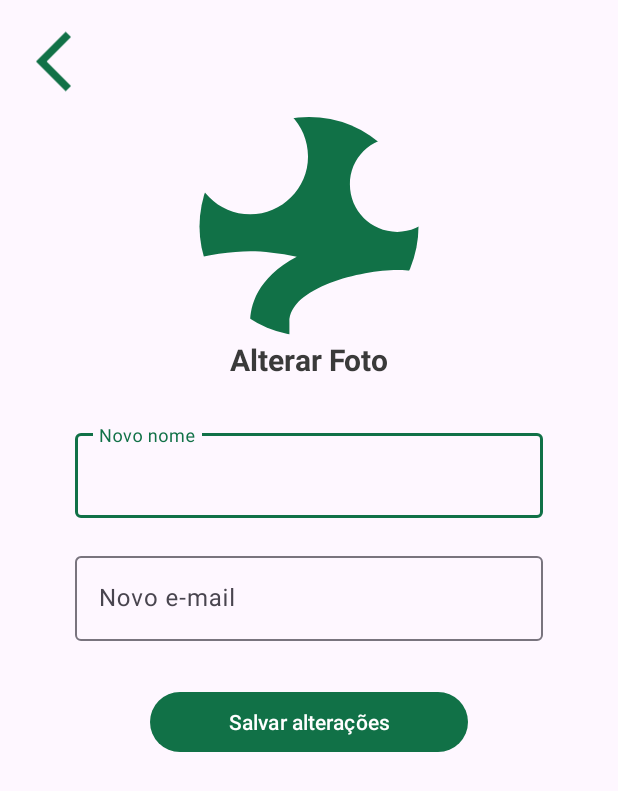
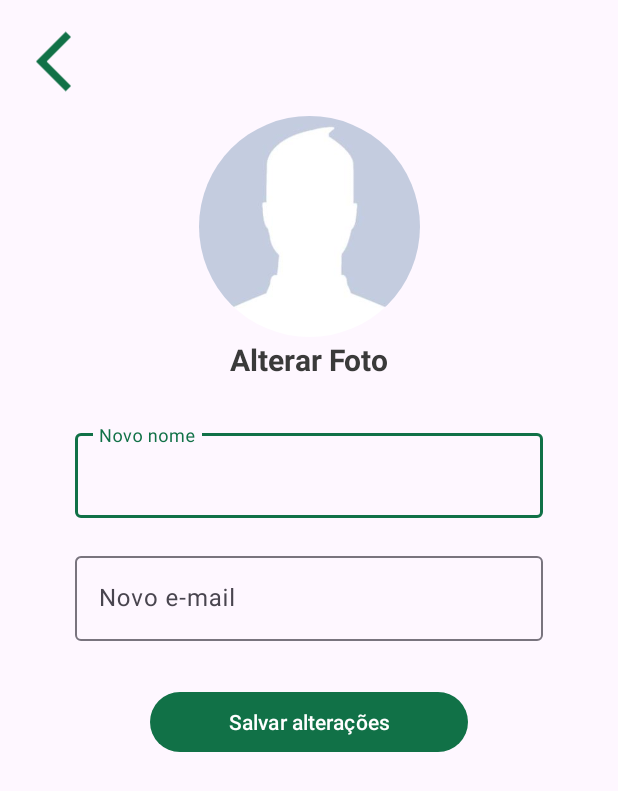
Before and after one commit to KrodrigoDev/PoupaMais, an Android app: the MeuPerfil screen opened directly, with no data from a screen before it, on a phone screen of 412 x 824 dp. Shown: the top 791 px of the screen. Run offline under Robolectric (Android 15) with nearby library versions, the phone set to English and light mode, and no system bars; our stand-ins replace CircleImageView.

Commit message:
16/10/2023

```diff
--- a/app/build.gradle
+++ b/app/build.gradle
@@ -50,4 +50,8 @@ dependencies {
     implementation "com.github.prolificinteractive:material-calendarview:1.6.0"
     implementation 'de.hdodenhof:circleimageview:3.1.0'
 
+    // daqui pra baixo é um teste
+    implementation 'com.github.bumptech.glide:glide:4.12.0'
+    annotationProcessor 'com.github.bumptech.glide:compiler:4.12.0'
+
 }
--- a/app/src/main/java/krodrigodev/com/br/poupamais/activity/AdicionarDespesa.java
+++ b/app/src/main/java/krodrigodev/com/br/poupamais/activity/AdicionarDespesa.java
@@ -10,6 +10,7 @@ import android.view.View;
 import com.google.android.gms.auth.api.signin.GoogleSignIn;
 
 import krodrigodev.com.br.poupamais.R;
+import krodrigodev.com.br.poupamais.controller.BaseMovimentacao;
 import krodrigodev.com.br.poupamais.modeldao.MovimentacaoDao;
 import krodrigodev.com.br.poupamais.modeldao.UsuarioDao;
 
@@ -52,7 +53,7 @@ public class AdicionarDespesa extends BaseMovimentacao {
 
     // Método para finalizar a atividade e voltar para a janela principal
     public void voltarD(View view) {
-        voltar(view);
+        finish();
     }
 
     // método que vai inicializar os meus atributos de despesa
--- a/app/src/main/java/krodrigodev/com/br/poupamais/activity/AdicionarLucro.java
+++ b/app/src/main/java/krodrigodev/com/br/poupamais/activity/AdicionarLucro.java
@@ -9,6 +9,7 @@ import android.view.View;
 import com.google.android.gms.auth.api.signin.GoogleSignIn;
 
 import krodrigodev.com.br.poupamais.R;
+import krodrigodev.com.br.poupamais.controller.BaseMovimentacao;
 import krodrigodev.com.br.poupamais.modeldao.MovimentacaoDao;
 import krodrigodev.com.br.poupamais.modeldao.UsuarioDao;
 
@@ -50,7 +51,7 @@ public class AdicionarLucro extends BaseMovimentacao {
 
     // Método para finalizar a activity e voltar para a principal
     public void voltarL(View view) {
-        voltar(view);
+        finish();
     }
 
     // método que vai inicializar os meus atributos de lucro
--- a/app/src/main/java/krodrigodev/com/br/poupamais/activity/MeuPerfil.java
+++ b/app/src/main/java/krodrigodev/com/br/poupamais/activity/MeuPerfil.java
@@ -50,7 +50,7 @@ public class MeuPerfil extends AppCompatActivity {
 
             Toast.makeText(this, R.string.validar_campos, Toast.LENGTH_SHORT).show();
 
-        } else if (!ValidarEmail.emailValido(email)) {
+        } else if (ValidarEmail.emailValido(email)) {
 
             Toast.makeText(this, R.string.email_invalido, Toast.LENGTH_SHORT).show();
 
--- a/app/src/main/java/krodrigodev/com/br/poupamais/conexao/BancoDados.java
+++ b/app/src/main/java/krodrigodev/com/br/poupamais/conexao/BancoDados.java
@@ -14,7 +14,7 @@ public class BancoDados extends SQLiteOpenHelper {
 
     // Nome e versão do banco de dados
     public static final String bd = "banco.bd";
-    public static final int versao = 7;
+    public static final int versao = 10;
 
     // Construtor do banco
     public BancoDados(@Nullable Context context) {
@@ -30,7 +30,7 @@ public class BancoDados extends SQLiteOpenHelper {
                 "id Integer primary key autoincrement,"
                 + "nome varchar(30) not null,"
                 + "email varchar(50) unique not null,"
-                + "senha char(32),"
+                + "senha char(32) not null,"
                 + "totallucro Real default 0.00,"
                 + "totaldespesa Real default 0.00)");
 
--- a/app/src/main/java/krodrigodev/com/br/poupamais/controller/ValidarEmail.java
+++ b/app/src/main/java/krodrigodev/com/br/poupamais/controller/ValidarEmail.java
@@ -4,7 +4,6 @@ public class ValidarEmail {
 
     // Função para validar o formato do e-mail com Patterns.EMAIL_ADDRESS
     public static boolean emailValido(CharSequence email) {
-
         if (android.util.Patterns.EMAIL_ADDRESS.matcher(email).matches()) {
 
             // Verificar se o domínio é válido
@@ -14,12 +13,12 @@ public class ValidarEmail {
 
                 String dominio = partesEmail[1];
 
-                return dominio.contains(".") && dominio.length() > 2; // Verificar se contém pelo menos um ponto e tem mais de 2 caracteres.
+                return !dominio.contains(".") || dominio.length() <= 2; // Verificar se contém pelo menos um ponto e tem mais de 2 caracteres.
 
             }
 
         }
-        return false;
+        return true;
     }
 
 }
--- a/app/src/main/java/krodrigodev/com/br/poupamais/helper/UsuarioLogado.java
+++ b/app/src/main/java/krodrigodev/com/br/poupamais/helper/UsuarioLogado.java
@@ -9,6 +9,12 @@ public class UsuarioLogado {
     // atributo para os usuários logados localmente
     private static String nomeUsuarioLocal;
     private static String email;
+
+    // método para "sair" da conta
+    public static void sair(){
+        setEmail(null);
+        setNomeUsuarioLocal(null);
+    }
 
     // gets e sets do usuário local
     public static String getNomeUsuarioLocal() {
--- a/app/src/main/res/drawable/icon_usuario_circulo_24.xml
+++ /dev/null
@@ -1,5 +0,0 @@
-<vector android:height="24dp" android:tint="#117147"
-    android:viewportHeight="24" android:viewportWidth="24"
-    android:width="24dp" xmlns:android="http://schemas.android.com/apk/res/android">
-    <path android:fillColor="@android:color/white" android:pathData="M11.99,2c-5.52,0 -10,4.48 -10,10s4.48,10 10,10 10,-4.48 10,-10 -4.48,-10 -10,-10zM15.6,8.34c1.07,0 1.93,0.86 1.93,1.93 0,1.07 -0.86,1.93 -1.93,1.93 -1.07,0 -1.93,-0.86 -1.93,-1.93 -0.01,-1.07 0.86,-1.93 1.93,-1.93zM9.6,6.76c1.3,0 2.36,1.06 2.36,2.36 0,1.3 -1.06,2.36 -2.36,2.36s-2.36,-1.06 -2.36,-2.36c0,-1.31 1.05,-2.36 2.36,-2.36zM9.6,15.89v3.75c-2.4,-0.75 -4.3,-2.6 -5.14,-4.96 1.05,-1.12 3.67,-1.69 5.14,-1.69 0.53,0 1.2,0.08 1.9,0.22 -1.64,0.87 -1.9,2.02 -1.9,2.68zM11.99,20c-0.27,0 -0.53,-0.01 -0.79,-0.04v-4.07c0,-1.42 2.94,-2.13 4.4,-2.13 1.07,0 2.92,0.39 3.84,1.15 -1.17,2.97 -4.06,5.09 -7.45,5.09z"/>
-</vector>
--- a/app/src/main/res/layout/activity_menu.xml
+++ b/app/src/main/res/layout/activity_menu.xml
@@ -22,15 +22,15 @@
 
     <de.hdodenhof.circleimageview.CircleImageView
         android:id="@+id/fotoUsuario"
-        android:layout_width="0dp"
+        android:layout_width="150dp"
         android:layout_height="150dp"
         android:layout_marginStart="10dp"
         android:layout_marginTop="10dp"
         android:layout_marginEnd="10dp"
         android:contentDescription="@string/foto_de_perfil"
-        android:src="@drawable/icon_usuario_circulo_24"
+        android:src="@drawable/avatar"
         app:civ_border_color="@color/cor_transparente"
-        app:civ_border_width="2dp"
+        app:civ_border_width="1dp"
         app:layout_constraintEnd_toEndOf="parent"
         app:layout_constraintStart_toStartOf="parent"
         app:layout_constraintTop_toBottomOf="@+id/voltarMenu" />
--- a/app/src/main/res/layout/activity_meu_perfil.xml
+++ b/app/src/main/res/layout/activity_meu_perfil.xml
@@ -18,17 +18,18 @@
         app:layout_constraintStart_toStartOf="parent"
         app:layout_constraintTop_toTopOf="parent" />
 
+
     <de.hdodenhof.circleimageview.CircleImageView
         android:id="@+id/fotoUsuarioMeuPerfil"
-        android:layout_width="0dp"
+        android:layout_width="150dp"
         android:layout_height="150dp"
         android:layout_marginStart="10dp"
         android:layout_marginTop="10dp"
         android:layout_marginEnd="10dp"
         android:contentDescription="@string/foto_de_perfil"
-        android:src="@drawable/icon_usuario_circulo_24"
+        android:src="@drawable/avatar"
         app:civ_border_color="@color/cor_transparente"
-        app:civ_border_width="2dp"
+        app:civ_border_width="1dp"
         app:layout_constraintEnd_toEndOf="parent"
         app:layout_constraintStart_toStartOf="parent"
         app:layout_constraintTop_toBottomOf="@+id/voltarMeuPerfil" />
```
Also changed, not shown: app/src/main/java/krodrigodev/com/br/poupamais/activity/CadastroActivity.java (+11 -6 lines), app/src/main/java/krodrigodev/com/br/poupamais/activity/LoginActivity.java (+10 -8 lines), app/src/main/java/krodrigodev/com/br/poupamais/activity/Menu.java (+18 -1 lines), app/src/main/java/krodrigodev/com/br/poupamais/controller/BaseMovimentacao.java (renamed from app/src/main/java/krodrigodev/com/br/poupamais/activity/BaseMovimentacao.java, +4 -11 lines), app/src/main/java/krodrigodev/com/br/poupamais/model/Movimentacao.java (+0 -9 lines), app/src/main/java/krodrigodev/com/br/poupamais/model/Usuario.java (+10 -19 lines), app/src/main/java/krodrigodev/com/br/poupamais/modeldao/UsuarioDao.java (+0 -15 lines), app/src/main/res/drawable/avatar.jpg (added).
